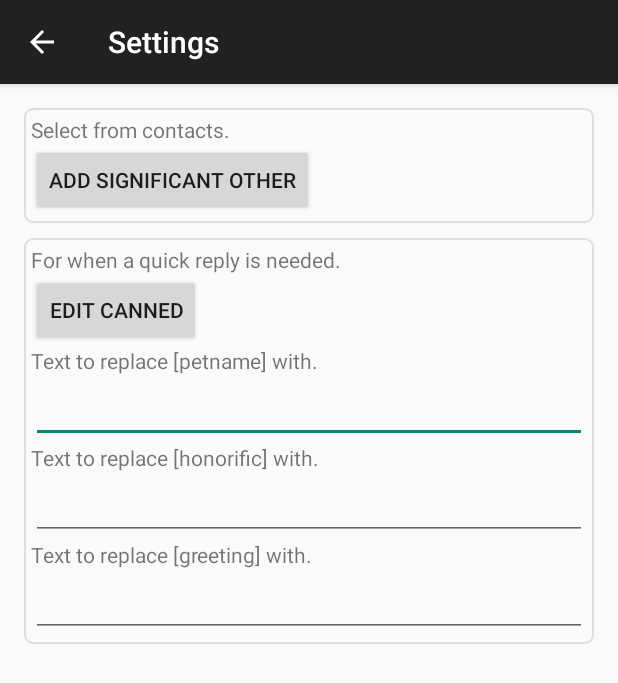
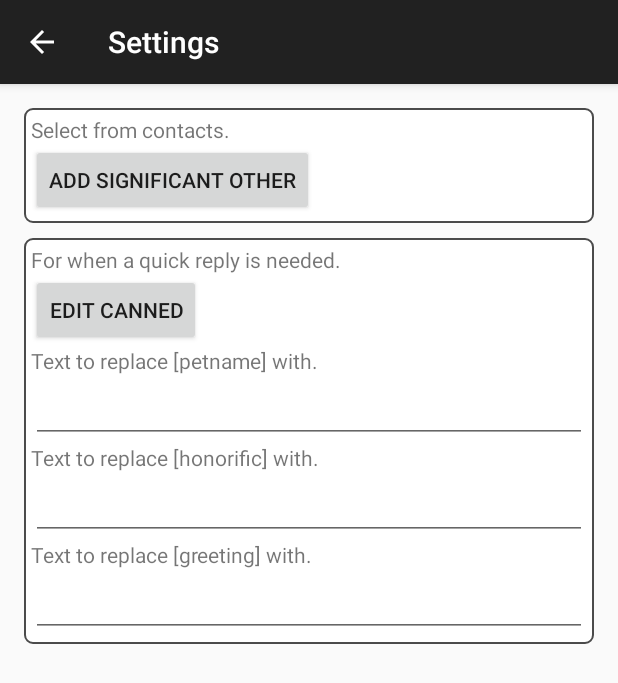
Before and after one commit to charles-ritchie/In_Touch, an Android app: the screen it shows after launch (SettingsActivity), in the options menu, after a tap on "Settings", on a phone screen of 412 x 824 dp. Shown: the top 683 px of the screen. Run offline under Robolectric (Android 15) with nearby library versions, the phone set to English and light mode, and no system bars.

```diff
--- a/app/src/main/AndroidManifest.xml
+++ b/app/src/main/AndroidManifest.xml
@@ -2,6 +2,8 @@
 <manifest xmlns:android="http://schemas.android.com/apk/res/android"
     package="com.signify.intouch" >
 
+    <uses-permission android:name="android.permission.READ_CONTACTS" />
+    <uses-permission android:name="android.permission.CALL_PHONE"/>
     <application
         android:allowBackup="true"
         android:icon="@drawable/ic_launcher"
@@ -24,13 +26,11 @@
                 android:name="android.support.PARENT_ACTIVITY"
                 android:value="com.signify.intouch.RespondControl" />
         </activity>
-
-        <uses-permission android:name="android.permission.READ_CONTACTS" />
-
         <activity
             android:name=".EditCannedActivity"
             android:label="@string/title_activity_edit_canned" >
         </activity>
+
     </application>
 
 </manifest>
--- a/app/src/main/java/com/signify/intouch/RespondControl.java
+++ b/app/src/main/java/com/signify/intouch/RespondControl.java
@@ -1,11 +1,14 @@
 package com.signify.intouch;
 
 import android.content.Intent;
+import android.net.Uri;
 import android.support.v7.app.ActionBarActivity;
 import android.os.Bundle;
 import android.view.Menu;
 import android.view.MenuItem;
+import android.view.View;
 import android.widget.ArrayAdapter;
+import android.widget.Button;
 import android.widget.Spinner;
 
 import com.signify.intouch.data.ResponseData;
@@ -15,6 +18,7 @@ public class RespondControl extends ActionBarActivity {
 
     Spinner responseSpinner;
     ResponseData mResponseData;
+    Button callButton;
 
     @Override
     protected void onCreate(Bundle savedInstanceState) {
@@ -23,11 +27,23 @@ public class RespondControl extends ActionBarActivity {
 
         propagateSpinner();
 
-
+        callButton = (Button)findViewById(R.id.button_call);
+        callButton.setOnClickListener(new View.OnClickListener() {
+            @Override
+            public void onClick(View v) {
+                callInstead();
+            }
+        });
     }
 
     private void setButtons(){
 
+    }
+
+    private void callInstead(){
+        Intent callIntent = new Intent(Intent.ACTION_CALL);
+        callIntent.setData(Uri.parse("tel:" + ""));
+        startActivity(callIntent);
     }
 
     private void propagateSpinner(){
--- a/app/src/main/java/com/signify/intouch/SettingsActivity.java
+++ b/app/src/main/java/com/signify/intouch/SettingsActivity.java
@@ -1,6 +1,7 @@
 package com.signify.intouch;
 
 import android.content.Intent;
+import android.provider.ContactsContract;
 import android.support.v7.app.ActionBarActivity;
 import android.os.Bundle;
 import android.view.Menu;
@@ -11,7 +12,9 @@ import android.widget.Button;
 
 public class SettingsActivity extends ActionBarActivity {
 
+    private static final int REQUEST_CONTACTPICKER = 1;
     Button editResponse;
+    Button addContact;
 
     @Override
     protected void onCreate(Bundle savedInstanceState) {
@@ -19,11 +22,18 @@ public class SettingsActivity extends ActionBarActivity {
         setContentView(R.layout.activity_settings);
 
         editResponse = (Button)findViewById(R.id.button_edit_response);
-
         editResponse.setOnClickListener(new View.OnClickListener() {
             @Override
             public void onClick(View v) {
                 gotoEditCannedActivity();
+            }
+        });
+
+        addContact = (Button)findViewById(R.id.button_contact_add);
+        addContact.setOnClickListener(new View.OnClickListener() {
+            @Override
+            public void onClick(View v) {
+                addContact();
             }
         });
     }
@@ -33,6 +43,12 @@ public class SettingsActivity extends ActionBarActivity {
         startActivity(intent);
     }
 
+    private void addContact(){
+        Intent intent = new Intent(Intent.ACTION_PICK,
+                ContactsContract.CommonDataKinds.Phone.CONTENT_URI);
+        startActivityForResult(intent, REQUEST_CONTACTPICKER);
+    }
+
     private void propagateData(){
 
     }
--- a/app/src/main/res/drawable-hdpi/layout_bg.xml
+++ b/app/src/main/res/drawable-hdpi/layout_bg.xml
@@ -1,6 +1,7 @@
 <?xml version="1.0" encoding="UTF-8"?>
 <shape xmlns:android="http://schemas.android.com/apk/res/android">
-    <stroke android:width="1dip" android:color="#3f7c8f97" />
-    <corners android:radius="5dip"/>
-    <padding android:left="5dip" android:top="5dip" android:right="5dip" android:bottom="5dip" />
+<stroke android:width="1dip" android:color="#b3000000" />
+<corners android:radius="5dip"/>
+<solid android:color="#ffffffff"/>
+<padding android:left="5dip" android:top="5dip" android:right="5dip" android:bottom="5dip" />
 </shape>
--- a/app/src/main/res/layout/activity_edit_canned.xml
+++ b/app/src/main/res/layout/activity_edit_canned.xml
@@ -1,5 +1,7 @@
 <RelativeLayout xmlns:android="http://schemas.android.com/apk/res/android"
                 xmlns:tools="http://schemas.android.com/tools"
+                android:descendantFocusability="beforeDescendants"
+                android:focusableInTouchMode="true"
                 android:layout_width="match_parent"
                 android:layout_height="match_parent"
                 android:paddingLeft="@dimen/activity_horizontal_margin"
--- a/app/src/main/res/layout/activity_respond_control.xml
+++ b/app/src/main/res/layout/activity_respond_control.xml
@@ -6,7 +6,7 @@
     android:layout_height="fill_parent"
     tools:context=".RespondControl"
     android:weightSum="1"
-    android:baselineAligned="false">
+    android:baselineAligned="false" >
 
     <ScrollView
         android:layout_width="fill_parent"
@@ -134,7 +134,7 @@
                     android:layout_width="wrap_content"
                     android:layout_height="wrap_content"
                     android:text="@string/button_call"
-                    android:id="@+id/call_button" />
+                    android:id="@+id/button_call" />
 
                 <Button
                     style="?android:attr/buttonStyleSmall"
--- a/app/src/main/res/layout/activity_settings.xml
+++ b/app/src/main/res/layout/activity_settings.xml
@@ -1,8 +1,15 @@
 <LinearLayout xmlns:android="http://schemas.android.com/apk/res/android"
+    android:descendantFocusability="beforeDescendants"
+    android:focusableInTouchMode="true"
     xmlns:tools="http://schemas.android.com/tools" android:layout_width="fill_parent"
     android:layout_height="fill_parent"
     tools:context="com.signify.intouch.SettingsActivity">
 
+
+    <ScrollView
+        android:layout_width="fill_parent"
+        android:layout_height="fill_parent"
+        android:id="@+id/scrollView2">
 
         <LinearLayout
             android:orientation="vertical"
@@ -32,7 +39,7 @@
                     android:layout_width="wrap_content"
                     android:layout_height="wrap_content"
                     android:text="@string/button_addcontact"
-                android:id="@+id/button3" />
+                    android:id="@+id/button_contact_add" />
             </LinearLayout>
 
             <LinearLayout
@@ -93,4 +100,5 @@
 
             </LinearLayout>
         </LinearLayout>
+    </ScrollView>
 </LinearLayout>
--- /dev/null
+++ b/app/src/main/res/values/colors.xml
@@ -0,0 +1,4 @@
+<?xml version="1.0" encoding="utf-8"?>
+<resources>
+    <color name="background">#ff79a230</color>
+</resources>
```
Also changed, not shown: app/src/main/java/com/signify/intouch/EditCannedActivity.java (+26 -8 lines). Lines whose indentation alone changed are shown as unchanged.
